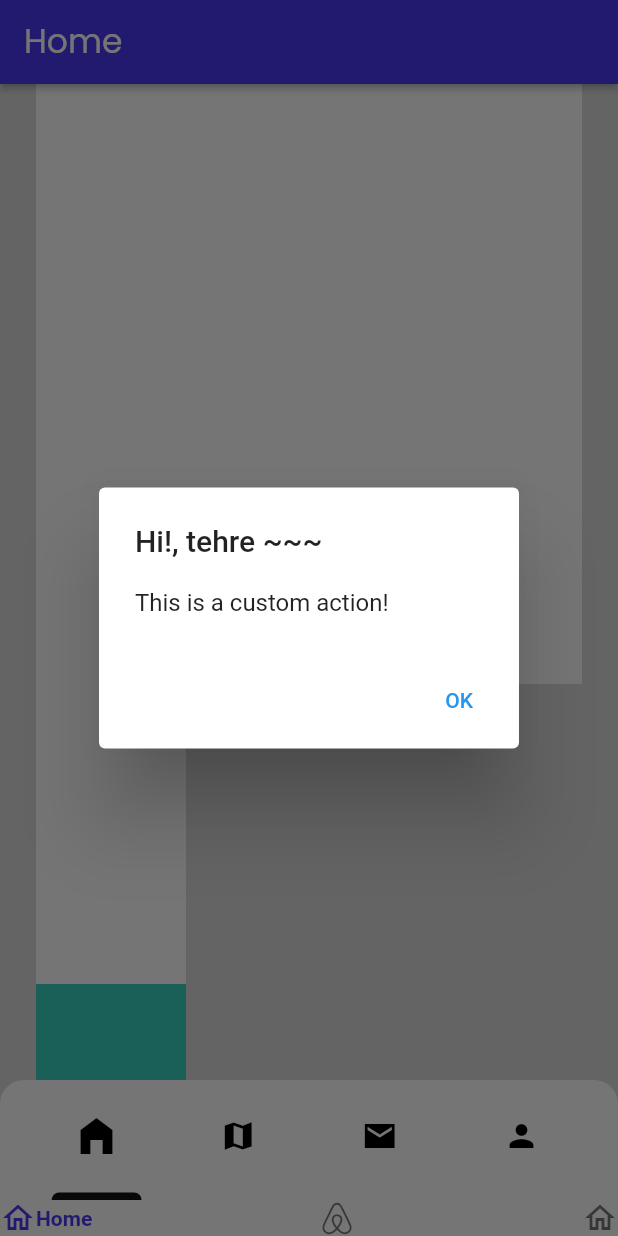
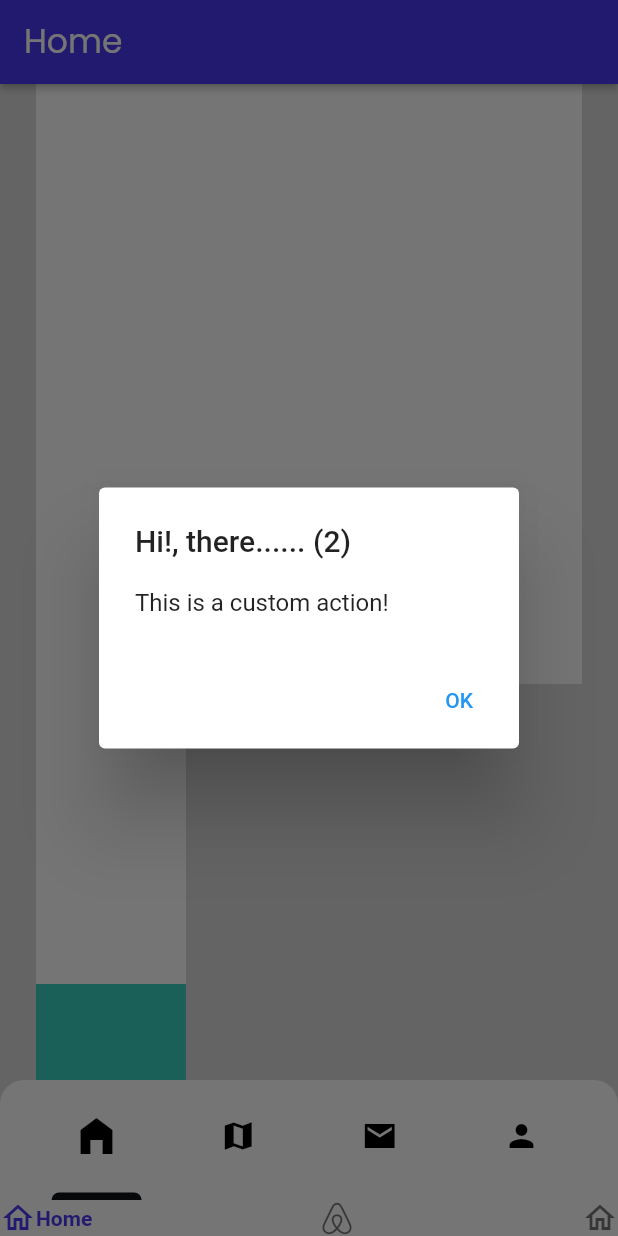
Before and after one commit to thruthesky/test, a Flutter app: the screen it shows once a user with an empty profile is signed in, on a phone screen of 412 x 824 dp. Run offline on Flutter 3.47's test engine with Material 2 defaults, Android fonts, the phone set to English and light mode, and no system bars; drawn by our look-alikes of google_nav_bar; our stand-ins replace auto_size_text, built_collection, built_value, cloud_firestore, dropdown_button2, firebase_auth and 14 more; missing offline and left inert: json_path; accounts and stored records are empty.

Commit message:
Updating to latest FlutterFlow output.

```diff
--- a/lib/custom_code/actions/say_hi.dart
+++ b/lib/custom_code/actions/say_hi.dart
@@ -16,7 +16,7 @@ Future sayHi(BuildContext context) async {
       context: context,
       builder: (context) {
         return AlertDialog(
-          title: Text('Hi!, tehre ~~~'),
+          title: Text('Hi!, there...... (2)'),
           content: Text('This is a custom action!'),
           actions: [
             TextButton(
```
